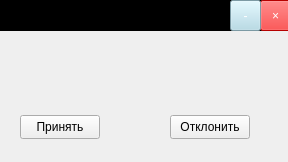
The window that Client/gameinvitenotifier.ui (ChazGrant/Battleship) describes before a commit, drawn with Qt 5.
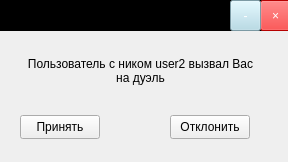
The same window after the commit.

What changed in the file:
```diff
--- a/Client/gameinvitenotifier.ui
+++ b/Client/gameinvitenotifier.ui
@@ -23,7 +23,13 @@
     </rect>
    </property>
    <property name="text">
-    <string/>
+    <string>Пользователь с ником user2 вызвал Вас на дуэль</string>
+   </property>
+   <property name="alignment">
+    <set>Qt::AlignCenter</set>
+   </property>
+   <property name="wordWrap">
+    <bool>true</bool>
    </property>
   </widget>
   <widget class="QPushButton" name="acceptGameInviteButton">
```
